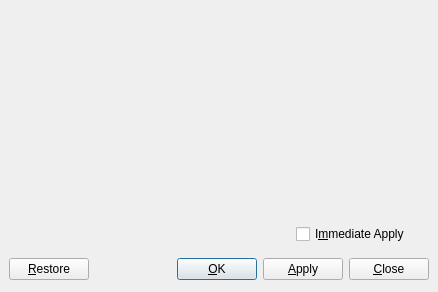
Before: the Qt Designer form src/frontends/qt4/ui/InsetParamsUi.ui in cburschka/lyx, drawn with Qt 5.
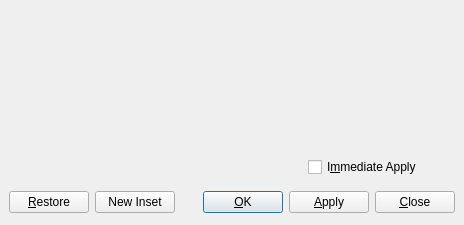
After: the same form once the commit is applied.

Commit message: Implement Vincent's suggestions: - [New Inset] button even in non synchronous mode - Get rid of the horizontal spacer for improved layout under Windows.

The edit to the form file:
```diff
--- a/src/frontends/qt4/ui/InsetParamsUi.ui
+++ b/src/frontends/qt4/ui/InsetParamsUi.ui
@@ -5,8 +5,8 @@
    <rect>
     <x>0</x>
     <y>0</y>
-    <width>438</width>
-    <height>292</height>
+    <width>464</width>
+    <height>225</height>
    </rect>
   </property>
   <property name="focusPolicy">
@@ -63,6 +63,16 @@
        </property>
       </widget>
      </item>
+     <item>
+      <widget class="QPushButton" name="newPB">
+       <property name="text">
+        <string>New Inset</string>
+       </property>
+       <property name="autoDefault">
+        <bool>false</bool>
+       </property>
+      </widget>
+     </item>
      <item>
       <spacer>
        <property name="orientation">
@@ -121,7 +131,7 @@
      </property>
     </spacer>
    </item>
-   <item row="0" column="0" colspan="2">
+   <item row="0" column="0" colspan="3">
     <widget class="QStackedWidget" name="stackedWidget">
      <property name="currentIndex">
       <number>1</number>
```
The commit also changes 2 other files.
